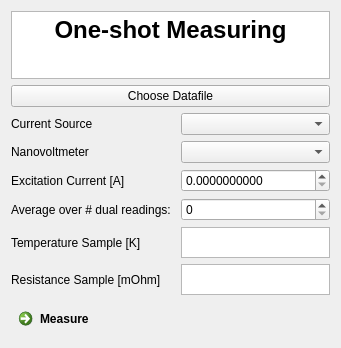
The window that configurations/OneShotMeasurement.ui (Cryostat-GUI/Cryostat-GUI) describes before a commit, drawn with Qt 5.
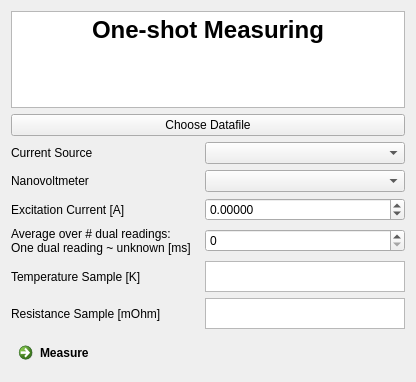
The same window after the commit.

Commit message: OneShot quite finished

Diff of the .ui file:
```diff
--- a/configurations/OneShotMeasurement.ui
+++ b/configurations/OneShotMeasurement.ui
@@ -6,8 +6,8 @@
    <rect>
     <x>0</x>
     <y>0</y>
-    <width>341</width>
-    <height>343</height>
+    <width>416</width>
+    <height>382</height>
    </rect>
   </property>
   <property name="windowTitle">
@@ -67,7 +67,16 @@
       <bool>false</bool>
      </property>
      <property name="decimals">
-      <number>10</number>
+      <number>5</number>
+     </property>
+     <property name="minimum">
+      <double>-0.100000000000000</double>
+     </property>
+     <property name="maximum">
+      <double>0.100000000000000</double>
+     </property>
+     <property name="singleStep">
+      <double>0.001000000000000</double>
      </property>
     </widget>
    </item>
@@ -129,7 +138,8 @@
    <item row="5" column="0">
     <widget class="QLabel" name="label_6">
      <property name="text">
-      <string>Average over # dual readings: </string>
+      <string>Average over # dual readings: 
+One dual reading ~ unknown [ms] </string>
      </property>
     </widget>
    </item>
```
The commit also changes 2 other files.
